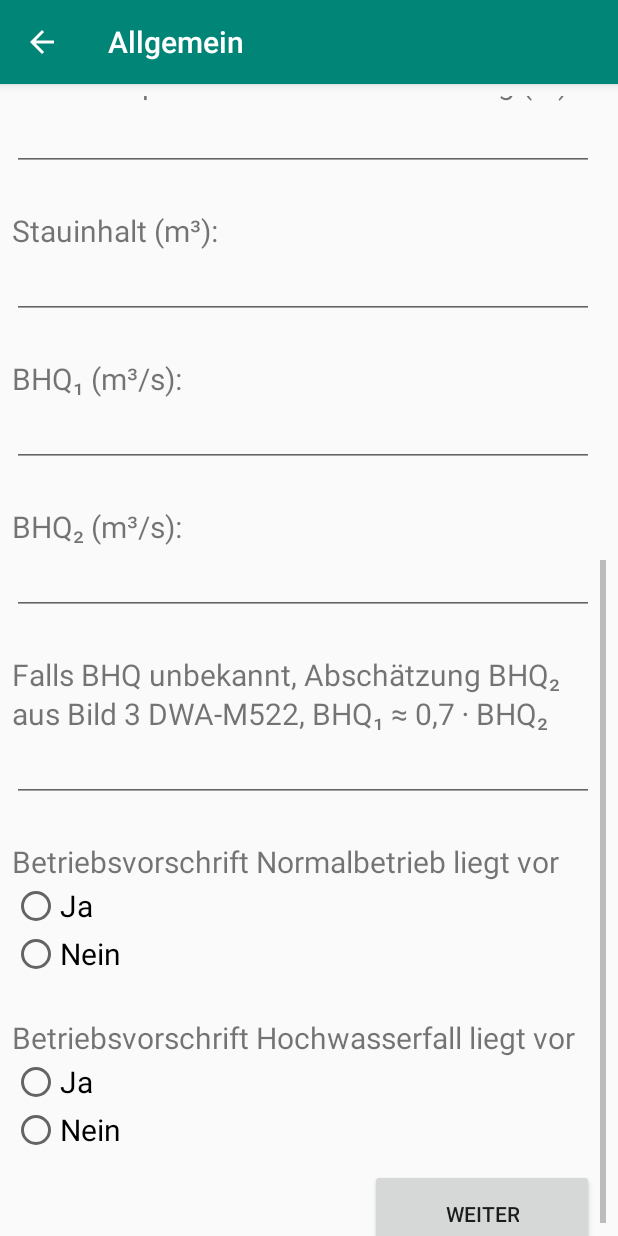
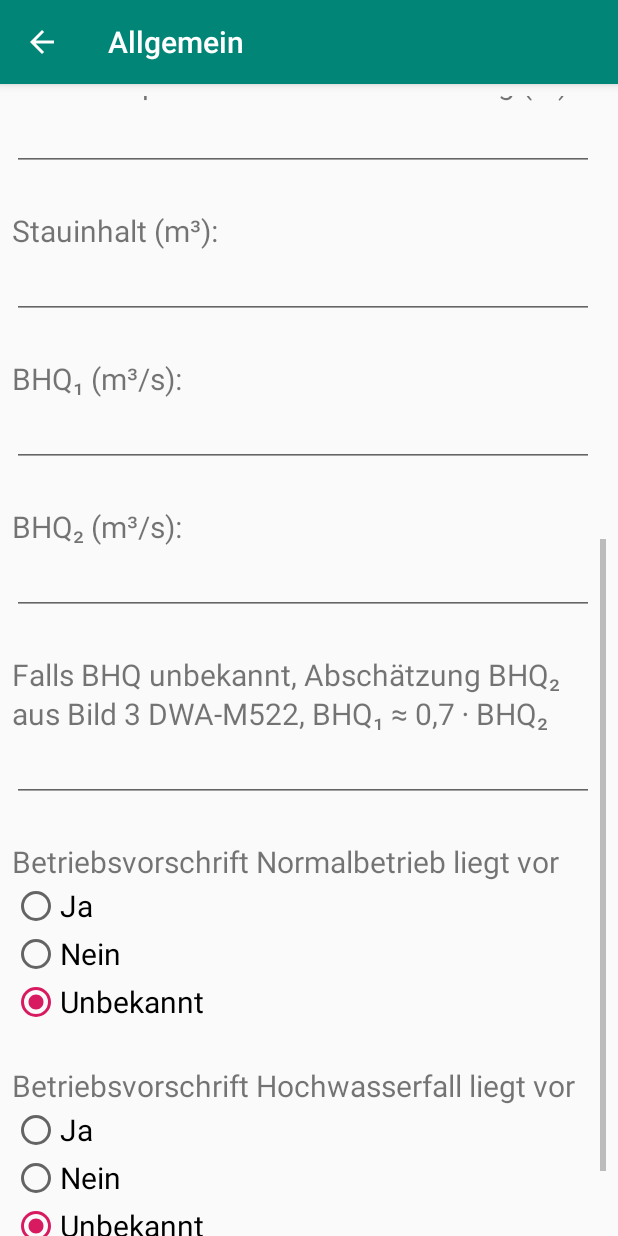
Before and after one commit to Baertig/ZASA, an Android app: the FragebogenAllgemein screen opened directly, with no data from a screen before it, scrolled down 532 dp, on a phone screen of 412 x 824 dp. Run offline under Robolectric (Android 15) with nearby library versions, the phone set to English and light mode, and no system bars.

Commit message:
+ Unbekannt-Option bei Ja/Nein-Fragen, ist standardmäßig ausgewählt

```diff
--- a/app/src/main/res/layout/fragebogen_allgemein.xml
+++ b/app/src/main/res/layout/fragebogen_allgemein.xml
@@ -2,8 +2,8 @@
 <LinearLayout xmlns:android="http://schemas.android.com/apk/res/android"
     android:layout_width="match_parent"
     android:layout_height="match_parent"
+    android:layout_marginLeft="8dp"
     android:layout_marginTop="8dp"
-    android:layout_marginLeft="8dp"
     android:layout_marginRight="8dp"
     android:orientation="vertical">
 
@@ -23,7 +23,7 @@
                 android:layout_height="wrap_content"
                 android:layout_marginTop="@dimen/question_margin_top"
                 android:text="@string/lbl_name_der_anlage"
-                android:textSize="@dimen/question_lbl_text_size"/>
+                android:textSize="@dimen/question_lbl_text_size" />
 
             <EditText
                 android:id="@+id/antw_name_der_anlage"
@@ -33,7 +33,7 @@
                 android:layout_marginRight="@dimen/question_input_margin_right"
                 android:layout_marginBottom="@dimen/question_input_margin_bottom"
                 android:imeOptions="actionNext"
-                android:inputType="text"/>
+                android:inputType="text" />
 
 
             <TextView
@@ -42,7 +42,7 @@
                 android:layout_height="wrap_content"
                 android:layout_marginTop="@dimen/question_margin_top"
                 android:text="@string/lbl_lage"
-                android:textSize="@dimen/question_lbl_text_size"/>
+                android:textSize="@dimen/question_lbl_text_size" />
 
             <EditText
                 android:id="@+id/antw_lage"
@@ -61,7 +61,7 @@
                 android:layout_height="wrap_content"
                 android:layout_marginTop="@dimen/question_margin_top"
                 android:text="@string/lbl_gewaesser"
-                android:textSize="@dimen/question_lbl_text_size"/>
+                android:textSize="@dimen/question_lbl_text_size" />
 
             <EditText
                 android:id="@+id/antw_gewaesser"
@@ -80,7 +80,7 @@
                 android:layout_height="wrap_content"
                 android:layout_marginTop="@dimen/question_margin_top"
                 android:text="@string/lbl_eigentuemer"
-                android:textSize="@dimen/question_lbl_text_size"/>
+                android:textSize="@dimen/question_lbl_text_size" />
 
             <EditText
                 android:id="@+id/antw_eigentuemer"
@@ -108,7 +108,7 @@
                 android:layout_marginRight="@dimen/question_input_margin_right"
                 android:layout_marginBottom="@dimen/question_input_margin_bottom"
                 android:imeOptions="actionNext"
-                android:inputType="text"/>
+                android:inputType="text" />
 
             <TextView
                 android:id="@+id/frage_hoehe"
@@ -221,20 +221,29 @@
                 android:layout_height="wrap_content"
                 android:layout_marginTop="@dimen/question_input_margin_top"
                 android:layout_marginRight="@dimen/question_input_margin_right"
-                android:layout_marginBottom="@dimen/question_input_margin_bottom">
+                android:layout_marginBottom="@dimen/question_input_margin_bottom"
+                android:checkedButton="@+id/opt_unknown_betriebsvorschrift_normalbetrieb">
 
                 <RadioButton
-                    android:id="@+id/radio_betriebsvorschrift_normalbetrieb_ja"
+                    android:id="@+id/opt_ja_betriebsvorschrift_normalbetrieb"
                     android:layout_width="match_parent"
                     android:layout_height="wrap_content"
-                    android:text="@string/radio_ja"
+                    android:text="@string/opt_ja"
                     android:textSize="@dimen/radio_option_text_size" />
 
                 <RadioButton
-                    android:id="@+id/radio_betriebsvorschrift_normalbetrieb_nein"
+                    android:id="@+id/opt_nein_betriebsvorschrift_normalbetrieb"
                     android:layout_width="match_parent"
                     android:layout_height="wrap_content"
-                    android:text="@string/radio_nein"
+                    android:text="@string/opt_nein"
+                    android:textSize="@dimen/radio_option_text_size" />
+
+                <RadioButton
+                    android:id="@+id/opt_unknown_betriebsvorschrift_normalbetrieb"
+                    android:layout_width="match_parent"
+                    android:layout_height="wrap_content"
+                    android:checked="true"
+                    android:text="@string/opt_unbekannt"
                     android:textSize="@dimen/radio_option_text_size" />
             </RadioGroup>
 
@@ -253,34 +262,41 @@
                 android:layout_height="wrap_content"
                 android:layout_marginTop="@dimen/question_input_margin_top"
                 android:layout_marginRight="@dimen/question_input_margin_right"
-                android:layout_marginBottom="@dimen/question_input_margin_bottom">
+                android:layout_marginBottom="@dimen/question_input_margin_bottom"
+                android:checkedButton="@+id/opt_unknown_betriebsvorschrift_hochwasserfall">
 
                 <RadioButton
-                    android:id="@+id/radio_betriebsvorschrift_hochwasserfall_ja"
+                    android:id="@+id/opt_ja_betriebsvorschrift_hochwasserfall"
                     android:layout_width="match_parent"
                     android:layout_height="wrap_content"
-                    android:text="@string/radio_ja"
+                    android:text="@string/opt_ja"
                     android:textSize="@dimen/radio_option_text_size" />
 
                 <RadioButton
-                    android:id="@+id/radio_betriebsvorschrift_hochwasserfall_nein"
+                    android:id="@+id/opt_nein_betriebsvorschrift_hochwasserfall"
                     android:layout_width="match_parent"
                     android:layout_height="wrap_content"
-                    android:text="@string/radio_nein"
+                    android:text="@string/opt_nein"
                     android:textSize="@dimen/radio_option_text_size" />
+
+                <RadioButton
+                    android:id="@+id/opt_unknown_betriebsvorschrift_hochwasserfall"
+                    android:layout_width="match_parent"
+                    android:layout_height="wrap_content"
+                    android:text="@string/opt_unbekannt"
+                    android:textSize="@dimen/radio_option_text_size" /> <!-- TODO Standard-Auswahl auf Unbekannt? -->
             </RadioGroup>
 
 
             <!-- TODO Felix: Remove this template before submission
-
-
+            Normale Frage
             <TextView
                 android:id="@+id/frage_"
                 android:layout_width="wrap_content"
                 android:layout_height="wrap_content"
-                android:layout_marginTop="@dimen/question_margin_top"
-                android:text=""
-                android:textSize="@dimen/question_lbl_text_size" />
+                android:layout_marginTop="@dimen/question_"
+                android:text="@string/lbl_"
+                android:textSize="@dimen/question_lbl_text_size"/>
 
             <EditText
                 android:id="@+id/antw_"
@@ -288,7 +304,42 @@
                 android:layout_height="wrap_content"
                 android:layout_marginTop="@dimen/question_input_margin_top"
                 android:layout_marginRight="@dimen/question_input_margin_right"
-                android:layout_marginBottom="@dimen/question_input_margin_bottom" />
+                android:layout_marginBottom="@dimen/question_input_margin_bottom"
+                android:imeOptions="actionNext"
+                android:inputType="text"/>
+
+             Ja-/Nein-Frage
+             <RadioGroup
+                android:id="@+id/radio_"
+                android:layout_width="match_parent"
+                android:layout_height="wrap_content"
+                android:layout_marginTop="@dimen/question_input_margin_top"
+                android:layout_marginRight="@dimen/question_input_margin_right"
+                android:layout_marginBottom="@dimen/question_input_margin_bottom">
+
+                <RadioButton
+                    android:id="@+id/radio_ja_"
+                    android:layout_width="match_parent"
+                    android:layout_height="wrap_content"
+                    android:text="@string/radio_ja"
+                    android:textSize="@dimen/radio_option_text_size" />
+
+                <RadioButton
+                    android:id="@+id/radio_nein_"
+                    android:layout_width="match_parent"
+                    android:layout_height="wrap_content"
+                    android:text="@string/radio_nein"
+                    android:textSize="@dimen/radio_option_text_size" />
+
+                <RadioButton
+                    android:id="@+id/opt_unknown_"
+                    android:layout_width="match_parent"
+                    android:layout_height="wrap_content"
+                    android:text="@string/opt_unbekannt"
+                    android:textSize="@dimen/radio_option_text_size"
+                    android:checked="true"/>
+            </RadioGroup>
+
                -->
 
             <Button
--- a/app/src/main/res/layout/fragebogen_gebrauchstauglichkeit.xml
+++ b/app/src/main/res/layout/fragebogen_gebrauchstauglichkeit.xml
@@ -17,6 +17,8 @@
             android:layout_height="match_parent"
             android:orientation="vertical">
 
+
+
             <Button
                 android:id="@+id/btn_gebrauchstauglichkeit_weiter"
                 android:layout_width="wrap_content"
@@ -27,8 +29,6 @@
                 android:paddingHorizontal="@dimen/btn_weiter_padding_horizontal"
                 android:paddingVertical="@dimen/btn_weiter_padding_vertical"
                 android:text="Fertig" />
-
-
         </LinearLayout>
     </ScrollView>
 </LinearLayout>
--- a/app/src/main/res/layout/fragebogen_klassifizierung.xml
+++ b/app/src/main/res/layout/fragebogen_klassifizierung.xml
@@ -37,21 +37,21 @@
                     android:id="@+id/radio_kleinste_stauanlagen"
                     android:layout_width="match_parent"
                     android:layout_height="wrap_content"
-                    android:text="@string/radio_kleinste_stauanlagen"
+                    android:text="@string/opt_kleinste_stauanlagen"
                     android:textSize="@dimen/radio_option_text_size" />
 
                 <RadioButton
                     android:id="@+id/radio_sehr_kleine_stauanlagen"
                     android:layout_width="match_parent"
                     android:layout_height="wrap_content"
-                    android:text="@string/radio_sehr_kleine_stauanlagen"
+                    android:text="@string/opt_sehr_kleine_stauanlagen"
                     android:textSize="@dimen/radio_option_text_size" />
 
                 <RadioButton
                     android:id="@+id/radio_kleine_stauanlagen"
                     android:layout_width="match_parent"
                     android:layout_height="wrap_content"
-                    android:text="@string/radio_kleine_stauanlagen"
+                    android:text="@string/opt_kleine_stauanlagen"
                     android:textSize="@dimen/radio_option_text_size" />
             </RadioGroup>
 
--- a/app/src/main/res/values/strings.xml
+++ b/app/src/main/res/values/strings.xml
@@ -15,9 +15,10 @@
     <string name="lbl_bhq2_abschaetzung">Falls BHQ unbekannt, Abschätzung BHQ₂ aus Bild 3 DWA-M522, BHQ₁ ≈ 0,7 ⋅ BHQ₂</string>
     <string name="lbl_betriebsvorschrift_normalbetrieb">Betriebsvorschrift Normalbetrieb liegt vor</string>
     <string name="lbl_betriebsvorschrift_hochwasserfall">Betriebsvorschrift Hochwasserfall liegt vor</string>
-    <string name="radio_ja">Ja</string>
-    <string name="radio_nein">Nein</string>
-    <string name="radio_kleinste_stauanlagen">kleinste Stauanlagen</string>
-    <string name="radio_sehr_kleine_stauanlagen">sehr kleine Stauanlagen</string>
-    <string name="radio_kleine_stauanlagen">kleine Stauanlagen</string>
+    <string name="opt_ja">Ja</string>
+    <string name="opt_nein">Nein</string>
+    <string name="opt_kleinste_stauanlagen">kleinste Stauanlagen</string>
+    <string name="opt_sehr_kleine_stauanlagen">sehr kleine Stauanlagen</string>
+    <string name="opt_kleine_stauanlagen">kleine Stauanlagen</string>
+    <string name="opt_unbekannt">Unbekannt</string>
 </resources>
```
